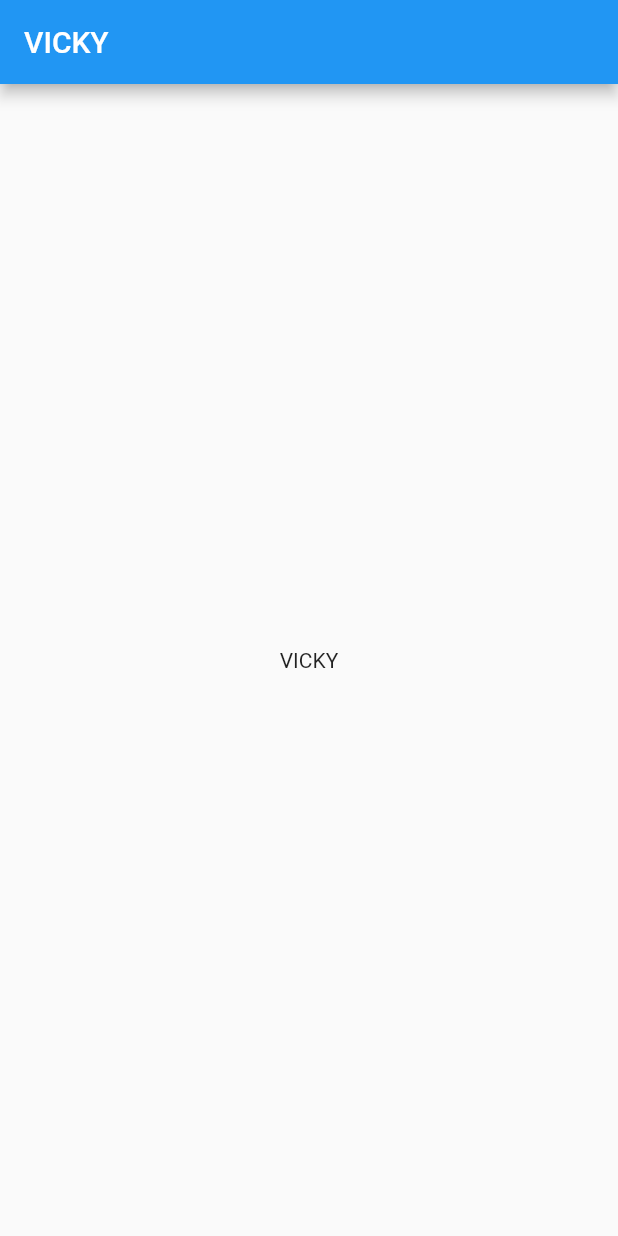
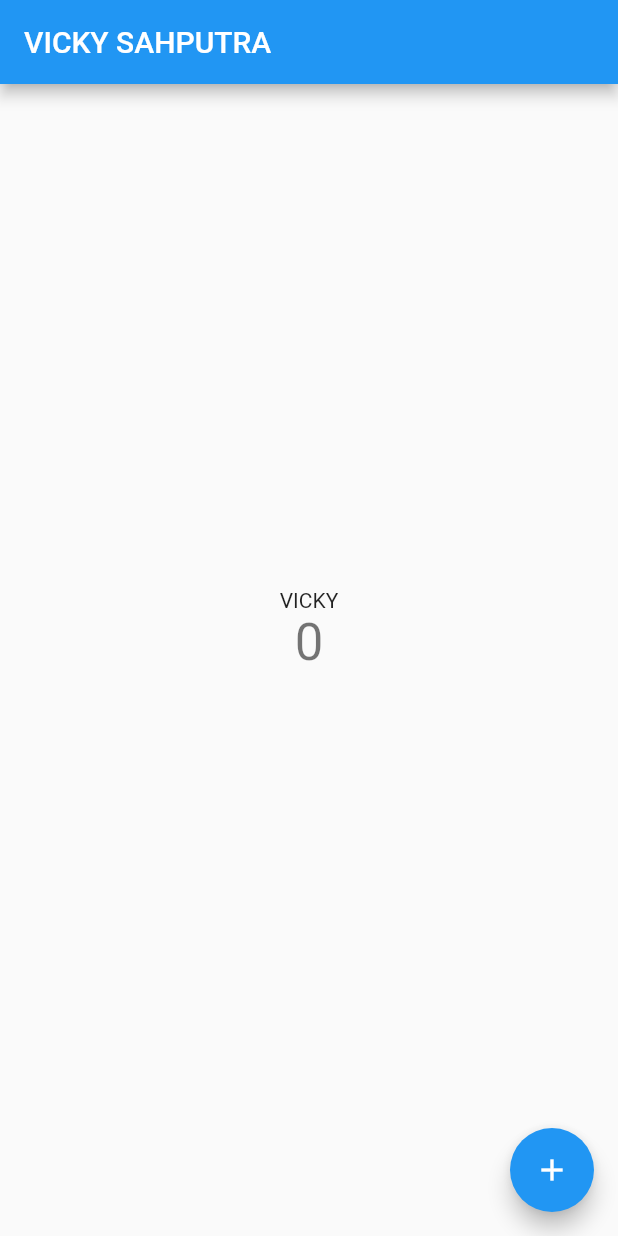
Before and after one commit to vikishptra/helloworld, a Flutter app: the screen it shows after launch, on a phone screen of 412 x 824 dp. Run offline on Flutter 3.47's test engine with Material 2 defaults, Android fonts, the phone set to English and light mode, and no system bars.

```diff
--- a/lib/main.dart
+++ b/lib/main.dart
@@ -6,41 +6,22 @@ void main() {
 
 class MyApp extends StatelessWidget {
   const MyApp({super.key});
-
-  // This widget is the root of your application.
   @override
   Widget build(BuildContext context) {
     return MaterialApp(
       title: 'Flutter Demo',
+      debugShowCheckedModeBanner: false,
       theme: ThemeData(
-        // This is the theme of your application.
-        //
-        // Try running your application with "flutter run". You'll see the
-        // application has a blue toolbar. Then, without quitting the app, try
-        // changing the primarySwatch below to Colors.green and then invoke
-        // "hot reload" (press "r" in the console where you ran "flutter run",
-        // or simply save your changes to "hot reload" in a Flutter IDE).
-        // Notice that the counter didn't reset back to zero; the application
-        // is not restarted.
         primarySwatch: Colors.blue,
       ),
-      home: const MyHomePage(title: "VICKY"),
+      home: const MyHomePage(title: "VICKY SAHPUTRA"),
+
     );
   }
 }
 
 class MyHomePage extends StatefulWidget {
   const MyHomePage({super.key, required this.title});
-
-  // This widget is the home page of your application. It is stateful, meaning
-  // that it has a State object (defined below) that contains fields that affect
-  // how it looks.
-
-  // This class is the configuration for the state. It holds the values (in this
-  // case the title) provided by the parent (in this case the App widget) and
-  // used by the build method of the State. Fields in a Widget subclass are
-  // always marked "final".
-
   final String title;
 
   @override
@@ -49,57 +30,59 @@ class MyHomePage extends StatefulWidget {
 
 class _MyHomePageState extends State<MyHomePage> {
   int _counter = 0;
+  String _text = "";
 
   void _incrementCounter() {
     setState(() {
-      // This call to setState tells the Flutter framework that something has
-      // changed in this State, which causes it to rerun the build method below
-      // so that the display can reflect the updated values. If we changed
-      // _counter without calling setState(), then the build method would not be
-      // called again, and so nothing would appear to happen.
       _counter++;
+      if(_counter > 10){
+        _counter = 0;
+      }
+      _text = "Prima : ";
+      for(int i = 2; i <= _counter; i++) {
+        bool isPrime = true;
+        for (int j = 2; j <= i / 2; j++) {
+          if (i % j == 0) {
+            isPrime = false;
+            break;
+          }
+        }
+        if (isPrime) {
+          _text += '${i},';
+        }
+      }
     });
   }
 
   @override
   Widget build(BuildContext context) {
-    // This method is rerun every time setState is called, for instance as done
-    // by the _incrementCounter method above.
-    //
-    // The Flutter framework has been optimized to make rerunning build methods
-    // fast, so that you can just rebuild anything that needs updating rather
-    // than having to individually change instances of widgets.
     return Scaffold(
       appBar: AppBar(
-        // Here we take the value from the MyHomePage object that was created by
-        // the App.build method, and use it to set our appbar title.
         title: Text(widget.title),
       ),
       body: Center(
-        // Center is a layout widget. It takes a single child and positions it
-        // in the middle of the parent.
         child: Column(
-          // Column is also a layout widget. It takes a list of children and
-          // arranges them vertically. By default, it sizes itself to fit its
-          // children horizontally, and tries to be as tall as its parent.
-          //
-          // Invoke "debug painting" (press "p" in the console, choose the
-          // "Toggle Debug Paint" action from the Flutter Inspector in Android
-          // Studio, or the "Toggle Debug Paint" command in Visual Studio Code)
-          // to see the wireframe for each widget.
-          //
-          // Column has various properties to control how it sizes itself and
-          // how it positions its children. Here we use mainAxisAlignment to
-          // center the children vertically; the main axis here is the vertical
-          // axis because Columns are vertical (the cross axis would be
-          // horizontal).
           mainAxisAlignment: MainAxisAlignment.center,
           children: <Widget>[
             const Text(
               'VICKY',
             ),
+            Text(
+              '$_counter',
+              style: Theme.of(context).textTheme.headline4,
+            ),
+            Text(
+              _text,
+              style: Theme.of(context).textTheme.headline4,
+            )
           ],
         ),
+      ),
+      floatingActionButton: FloatingActionButton(
+        backgroundColor: Colors.blue,
+        onPressed: _incrementCounter,
+        child: const Icon(Icons.add),
+
       ),
     );
   }
```
